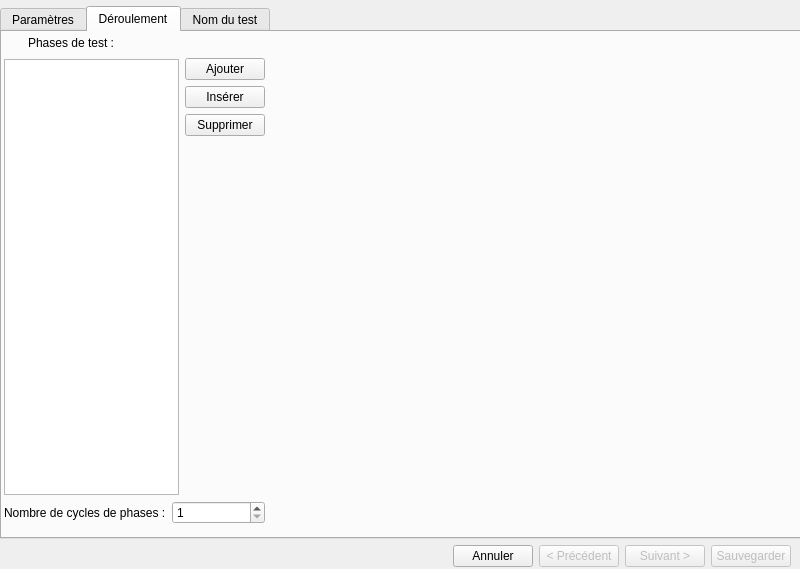
First picture: the form in creationtest.ui, repository InformatiqueAtmoNA/tam, before the edit.
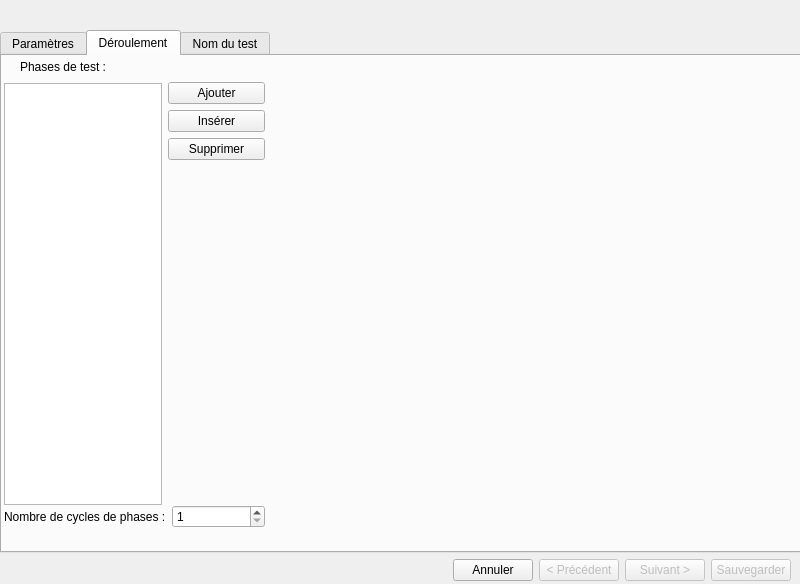
Second picture: the form after the edit. The open tabs and pages were chosen to show the change.

The edit to the form file:
```diff
--- a/creationtest.ui
+++ b/creationtest.ui
@@ -10,7 +10,7 @@
     <x>0</x>
     <y>0</y>
     <width>800</width>
-    <height>569</height>
+    <height>584</height>
    </rect>
   </property>
   <property name="windowTitle">
@@ -20,15 +20,18 @@
    <property name="geometry">
     <rect>
      <x>0</x>
-     <y>6</y>
+     <y>30</y>
      <width>801</width>
-     <height>561</height>
+     <height>551</height>
     </rect>
    </property>
    <layout class="QVBoxLayout" name="verticalLayout_3">
     <property name="sizeConstraint">
      <enum>QLayout::SetNoConstraint</enum>
     </property>
+    <property name="topMargin">
+     <number>0</number>
+    </property>
     <item>
      <widget class="QTabWidget" name="tabWidget">
       <property name="tabPosition">
@@ -657,10 +660,14 @@
           <x>269</x>
           <y>-1</y>
           <width>521</width>
-          <height>501</height>
+          <height>471</height>
          </rect>
         </property>
-        <layout class="QHBoxLayout" name="h_Layout_EditPhase"/>
+        <layout class="QHBoxLayout" name="h_Layout_EditPhase">
+         <property name="sizeConstraint">
+          <enum>QLayout::SetDefaultConstraint</enum>
+         </property>
+        </layout>
        </widget>
        <widget class="QWidget" name="layoutWidget">
         <property name="geometry">
@@ -668,7 +675,7 @@
           <x>2</x>
           <y>1</y>
           <width>261</width>
-          <height>491</height>
+          <height>471</height>
          </rect>
         </property>
         <layout class="QVBoxLayout" name="verticalLayout_5">
@@ -715,15 +722,21 @@
              <item>
               <widget class="QListWidget" name="listWidget_Phases">
                <property name="sizePolicy">
-                <sizepolicy hsizetype="MinimumExpanding" vsizetype="MinimumExpanding">
+                <sizepolicy hsizetype="Fixed" vsizetype="Fixed">
                  <horstretch>0</horstretch>
                  <verstretch>0</verstretch>
                 </sizepolicy>
                </property>
+               <property name="minimumSize">
+                <size>
+                 <width>158</width>
+                 <height>422</height>
+                </size>
+               </property>
                <property name="maximumSize">
                 <size>
-                 <width>16777215</width>
-                 <height>16777215</height>
+                 <width>158</width>
+                 <height>422</height>
                 </size>
                </property>
                <property name="editTriggers">
```
Left out of the diff: 12 changed lines with no effect on the pictures.
